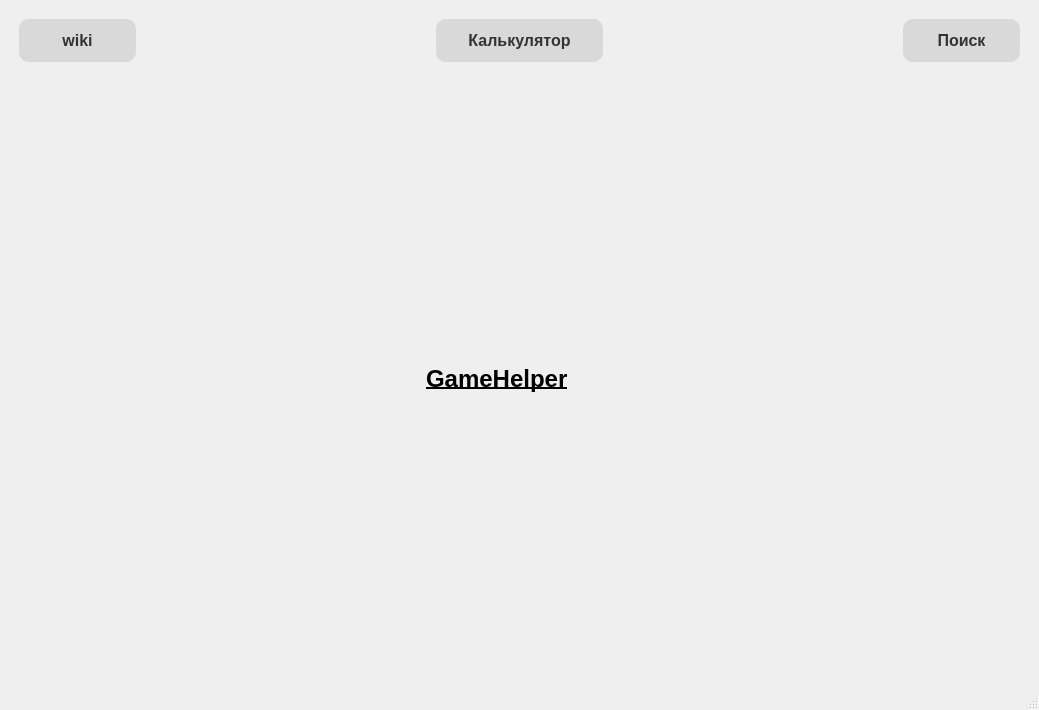
Old version of the form templates/main_window.ui in the repository VANT00Z/Game-Helper.
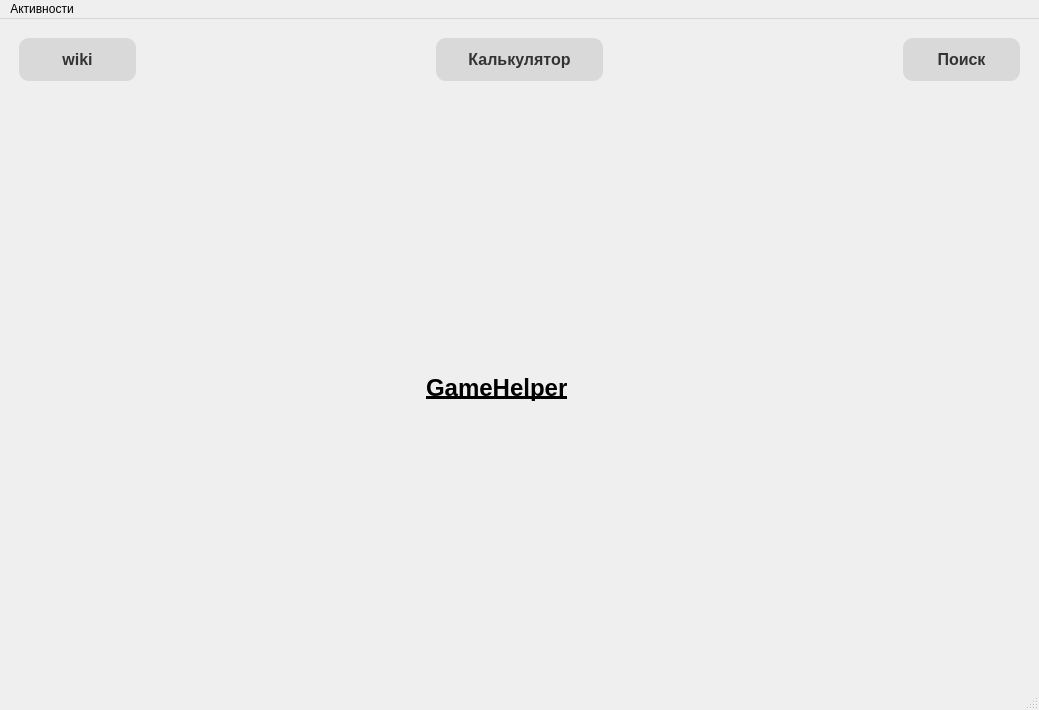
New version of the form.

What changed in the file:
```diff
--- a/templates/main_window.ui
+++ b/templates/main_window.ui
@@ -141,6 +141,17 @@
      <height>21</height>
     </rect>
    </property>
+   <widget class="QMenu" name="menu">
+    <property name="title">
+     <string>Активности</string>
+    </property>
+    <addaction name="actionAbout"/>
+    <addaction name="actionW"/>
+    <addaction name="actionCalc"/>
+    <addaction name="actionSearch"/>
+    <addaction name="action"/>
+   </widget>
+   <addaction name="menu"/>
   </widget>
   <widget class="QStatusBar" name="statusbar"/>
  </widget>
```
Left out of the diff: 34 changed lines with no effect on the pictures.
